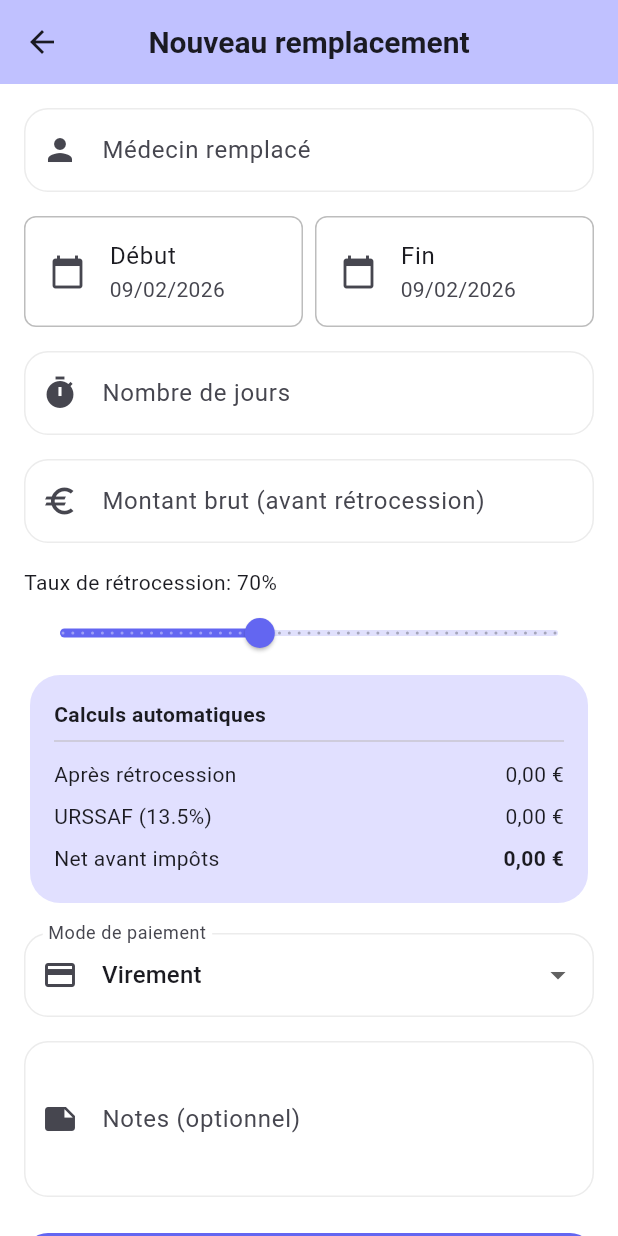
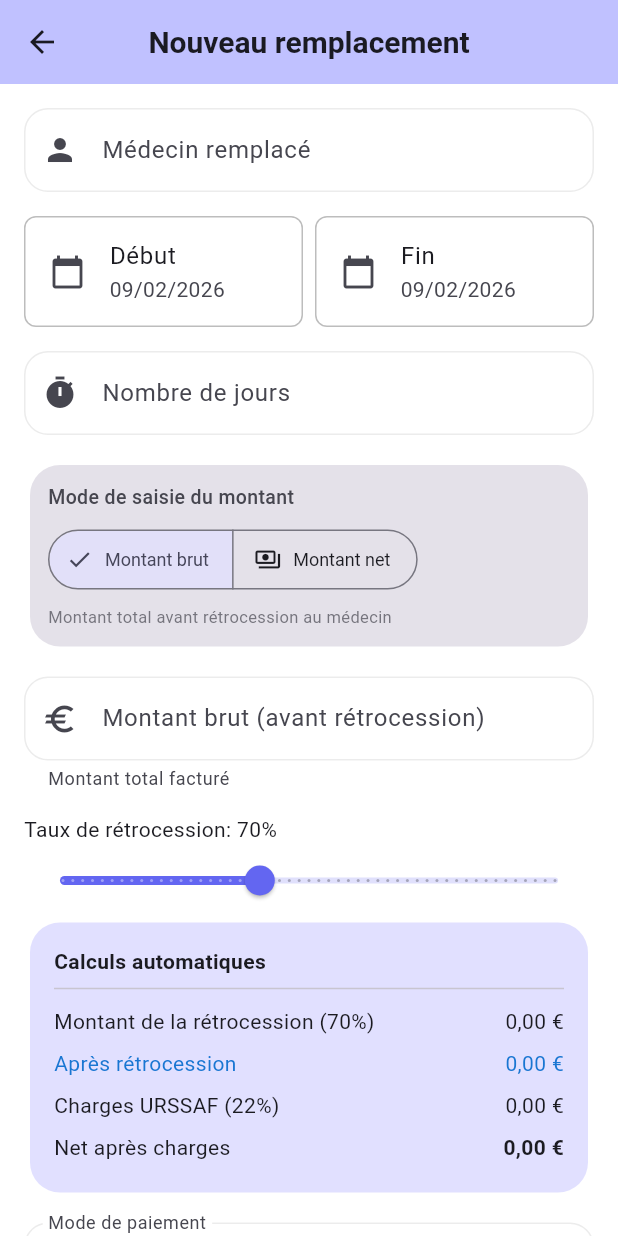
Before and after one commit to Pial974/medecin-remplacant, a Flutter app: the AddRemplacementScreen screen opened directly, on a phone screen of 412 x 824 dp. Run offline on Flutter 3.47's test engine with Material 3 defaults, Android fonts, the phone set to English and light mode, and no system bars; our stand-ins replace file_picker, fl_chart, flutter_secure_storage, hive, hive_flutter, local_auth and 6 more; accounts and stored records are empty.

Commit message:
Feature: Add toggle to input amount before or after retrocession

```diff
--- a/lib/screens/add_remplacement_screen.dart
+++ b/lib/screens/add_remplacement_screen.dart
@@ -13,6 +13,8 @@ class AddRemplacementScreen extends StatefulWidget {
   State<AddRemplacementScreen> createState() => _AddRemplacementScreenState();
 }
 
+enum MontantInputMode { avantRetro, apresRetro }
+
 class _AddRemplacementScreenState extends State<AddRemplacementScreen> {
   final _formKey = GlobalKey<FormState>();
   final _medecinController = TextEditingController();
@@ -25,6 +27,7 @@ class _AddRemplacementScreenState extends State<AddRemplacementScreen> {
   int _tauxRetrocession = 70;
   String _modePaiement = 'Virement';
   String _statutPaiement = 'En attente';
+  MontantInputMode _inputMode = MontantInputMode.avantRetro;
 
   bool get isEditing => widget.remplacement != null;
 
@@ -54,12 +57,36 @@ class _AddRemplacementScreenState extends State<AddRemplacementScreen> {
     super.dispose();
   }
 
-  double get _montantApresRetro {
-    final montant = double.tryParse(_montantController.text) ?? 0;
-    return montant * (_tauxRetrocession / 100);
+  // Calculs selon le mode de saisie
+  double get _montantAvantRetro {
+    final montantSaisi = double.tryParse(_montantController.text) ?? 0;
+    if (_inputMode == MontantInputMode.avantRetro) {
+      // Mode: Montant avant rétro → on retourne directement
+      return montantSaisi;
+    } else {
+      // Mode: Montant après rétro → on calcule le montant avant
+      // montant_avant = montant_apres / (taux / 100)
+      final tauxDecimal = _tauxRetrocession / 100;
+      return tauxDecimal > 0 ? montantSaisi / tauxDecimal : 0;
+    }
   }
 
-  double get _urssaf => _montantApresRetro * 0.135;
+  double get _montantRetrocession {
+    return _montantAvantRetro * (_tauxRetrocession / 100);
+  }
+
+  double get _montantApresRetro {
+    final montantSaisi = double.tryParse(_montantController.text) ?? 0;
+    if (_inputMode == MontantInputMode.avantRetro) {
+      // Mode: Montant avant → on calcule après
+      return montantSaisi * (_tauxRetrocession / 100);
+    } else {
+      // Mode: Montant après → on retourne directement
+      return montantSaisi;
+    }
+  }
+
+  double get _urssaf => _montantApresRetro * 0.22;
   double get _net => _montantApresRetro - _urssaf;
 
   Future<void> _selectDate(bool isDebut) async {
@@ -92,7 +119,7 @@ class _AddRemplacementScreenState extends State<AddRemplacementScreen> {
         medecinRemplace: _medecinController.text.trim(),
         nombreJours: double.parse(_joursController.text),
         tauxRetrocession: _tauxRetrocession,
-        montantAvantRetrocession: double.parse(_montantController.text),
+        montantAvantRetrocession: _montantAvantRetro,
         modePaiement: _modePaiement,
         statutPaiement: _statutPaiement,
         notes: _notesController.text.isEmpty ? null : _notesController.text,
@@ -222,14 +249,77 @@ class _AddRemplacementScreenState extends State<AddRemplacementScreen> {
             ),
             const SizedBox(height: 16),
 
-            // Montant avant rétrocession
+            // Toggle pour choisir le mode de saisie
+            Card(
+              color: Theme.of(context).colorScheme.surfaceContainerHighest,
+              child: Padding(
+                padding: const EdgeInsets.all(12),
+                child: Column(
+                  crossAxisAlignment: CrossAxisAlignment.start,
+                  children: [
+                    Text(
+                      'Mode de saisie du montant',
+                      style: TextStyle(
+                        fontSize: 13,
+                        fontWeight: FontWeight.w500,
+                        color: Theme.of(context).colorScheme.onSurfaceVariant,
+                      ),
+                    ),
+                    const SizedBox(height: 8),
+                    SegmentedButton<MontantInputMode>(
+                      segments: const [
+                        ButtonSegment(
+                          value: MontantInputMode.avantRetro,
+                          label: Text('Montant brut'),
+                          icon: Icon(Icons.account_balance_wallet_outlined),
+                        ),
+                        ButtonSegment(
+                          value: MontantInputMode.apresRetro,
+                          label: Text('Montant net'),
+                          icon: Icon(Icons.payments_outlined),
+                        ),
+                      ],
+                      selected: {_inputMode},
+                      onSelectionChanged: (Set<MontantInputMode> newSelection) {
+                        setState(() {
+                          _inputMode = newSelection.first;
+                        });
+                      },
+                      style: ButtonStyle(
+                        textStyle: WidgetStateProperty.all(
+                          const TextStyle(fontSize: 12),
+                        ),
+                      ),
+                    ),
+                    const SizedBox(height: 6),
+                    Text(
+                      _inputMode == MontantInputMode.avantRetro
+                          ? 'Montant total avant rétrocession au médecin'
+                          : 'Montant que vous allez toucher (après rétrocession)',
+                      style: TextStyle(
+                        fontSize: 11,
+                        color: Theme.of(context).colorScheme.onSurfaceVariant.withValues(alpha: 0.7),
+                      ),
+                    ),
+                  ],
+                ),
+              ),
+            ),
+            const SizedBox(height: 16),
+
+            // Montant (label adapté selon le mode)
             TextFormField(
               controller: _montantController,
-              decoration: const InputDecoration(
-                labelText: 'Montant brut (avant rétrocession)',
-                border: OutlineInputBorder(),
-                prefixIcon: Icon(Icons.euro),
+              decoration: InputDecoration(
+                labelText: _inputMode == MontantInputMode.avantRetro
+                    ? 'Montant brut (avant rétrocession)'
+                    : 'Montant net (après rétrocession)',
+                border: const OutlineInputBorder(),
+                prefixIcon: const Icon(Icons.euro),
                 suffixText: '€',
+                helperText: _inputMode == MontantInputMode.avantRetro
+                    ? 'Montant total facturé'
+                    : 'Montant à recevoir après rétrocession',
               ),
               keyboardType: const TextInputType.numberWithOptions(decimal: true),
               onChanged: (_) => setState(() {}),
@@ -272,11 +362,21 @@ class _AddRemplacementScreenState extends State<AddRemplacementScreen> {
                     const Text('Calculs automatiques',
                         style: TextStyle(fontWeight: FontWeight.bold)),
                     const Divider(),
-                    _buildCalcRow('Après rétrocession',
-                        currencyFormat.format(_montantApresRetro)),
+                    // Si mode "après rétro", montrer le montant avant calculé
+                    if (_inputMode == MontantInputMode.apresRetro)
+                      _buildCalcRow('Montant brut (calculé)',
+                          currencyFormat.format(_montantAvantRetro),
+                          color: Colors.blue.shade700),
+                    _buildCalcRow('Montant de la rétrocession ($_tauxRetrocession%)',
+                        currencyFormat.format(_montantRetrocession)),
+                    // Si mode "avant rétro", montrer le montant après calculé
+                    if (_inputMode == MontantInputMode.avantRetro)
+                      _buildCalcRow('Après rétrocession',
+                          currencyFormat.format(_montantApresRetro),
+                          color: Colors.blue.shade700),
                     _buildCalcRow(
-                        'URSSAF (13.5%)', currencyFormat.format(_urssaf)),
-                    _buildCalcRow('Net avant impôts', currencyFormat.format(_net),
+                        'Charges URSSAF (22%)', currencyFormat.format(_urssaf)),
+                    _buildCalcRow('Net après charges', currencyFormat.format(_net),
                         isBold: true),
                   ],
                 ),
@@ -348,17 +448,23 @@ class _AddRemplacementScreenState extends State<AddRemplacementScreen> {
     );
   }
 
-  Widget _buildCalcRow(String label, String value, {bool isBold = false}) {
+  Widget _buildCalcRow(String label, String value, {bool isBold = false, Color? color}) {
     return Padding(
       padding: const EdgeInsets.symmetric(vertical: 4),
       child: Row(
         mainAxisAlignment: MainAxisAlignment.spaceBetween,
         children: [
-          Text(label),
+          Expanded(
+            child: Text(
+              label,
+              style: TextStyle(color: color),
+            ),
+          ),
           Text(
             value,
             style: TextStyle(
               fontWeight: isBold ? FontWeight.bold : FontWeight.normal,
+              color: color,
             ),
           ),
         ],
```
